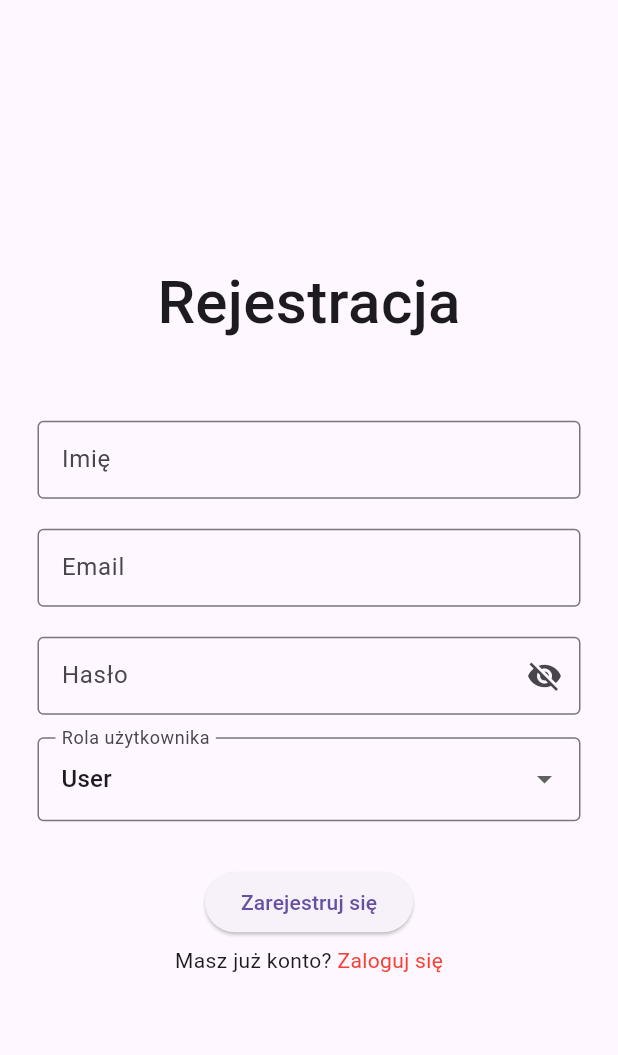
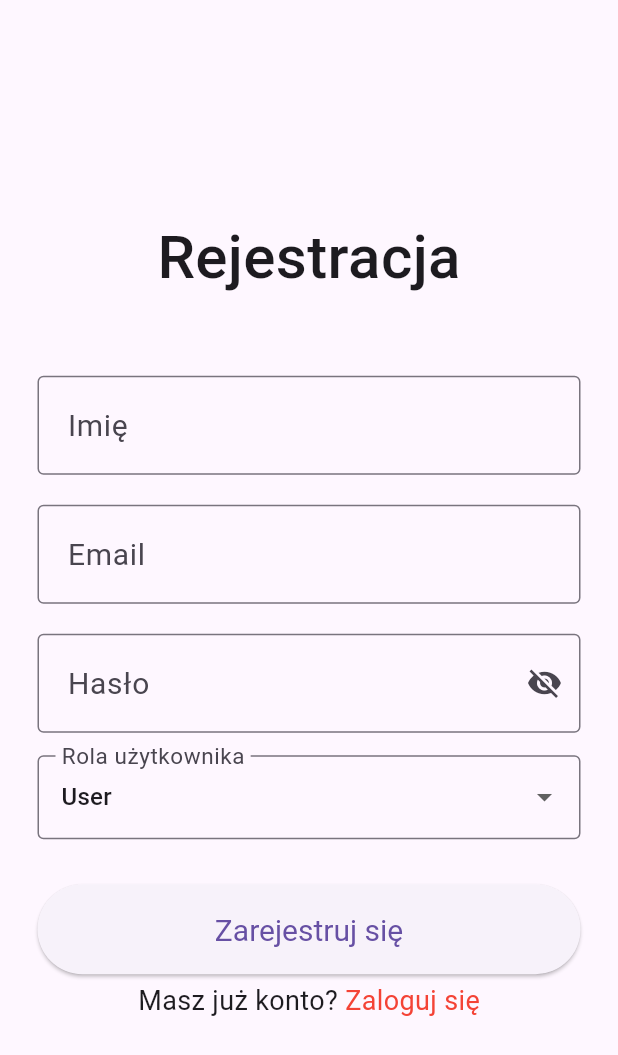
Before and after one commit to 14Jano/SeniorCare, a Flutter app: the LoginScreen screen opened directly, after a tap on "Zarejestruj się", on a phone screen of 412 x 824 dp. Shown: the top 1055 px of the screen. Run offline on Flutter 3.47's test engine with Material 3 defaults, Android fonts, the phone set to English and light mode, and no system bars; our stand-ins replace cloud_firestore, firebase_auth, firebase_core, shared_preferences, smooth_page_indicator; accounts and stored records are empty; generated files the repository leaves out were written again; network calls fail.

```diff
--- a/lib/pages/auth/login_page.dart
+++ b/lib/pages/auth/login_page.dart
@@ -41,21 +41,23 @@ class _LoginScreenState extends State<LoginScreen> {
                 style: TextStyle(fontSize: 40, fontWeight: FontWeight.w500)),
             const SizedBox(height: 50),
             TextField(
+              style: const TextStyle(fontSize: 20),
               decoration: InputDecoration(
                 hintText: "Wprowadź email",
                 labelText: "Email",
                 border: const OutlineInputBorder(),
-                contentPadding: const EdgeInsets.symmetric(horizontal: 12, vertical: 14),
+                contentPadding: const EdgeInsets.symmetric(horizontal: 16, vertical: 18),
               ),
               controller: _email,
             ),
             const SizedBox(height: 20),
             TextField(
+              style: const TextStyle(fontSize: 20),
               decoration: InputDecoration(
                 hintText: "Wprowadź hasło",
                 labelText: "Hasło",
                 border: const OutlineInputBorder(),
-                contentPadding: const EdgeInsets.symmetric(horizontal: 12, vertical: 14),
+                contentPadding: const EdgeInsets.symmetric(horizontal: 16, vertical: 18),
               ),
               obscureText: isPasswordHidden,
               controller: _password,
@@ -84,17 +86,12 @@ class _LoginScreenState extends State<LoginScreen> {
             isLoading ? const Center(child: CircularProgressIndicator(),):
             const SizedBox(height: 30),
             TextButton(
+              style: ElevatedButton.styleFrom(
+              minimumSize: const Size(double.infinity, 60),
+              textStyle: const TextStyle(fontSize: 20),
+              ),
+              onPressed: _login,
               child: const Text("Zaloguj się"),
-              onPressed: _login,
-            ),
-            Row(
-              mainAxisAlignment: MainAxisAlignment.center,
-              children: [
-                SquareTile(
-                  imagePath: 'assets/google.png',
-                  onTap: () => AuthService().signInWithGoogle(),
-                ),
-              ],
             ),
             const SizedBox(height: 5),
             Row(mainAxisAlignment: MainAxisAlignment.center, children: [
--- a/lib/pages/auth/signin_page.dart
+++ b/lib/pages/auth/signin_page.dart
@@ -73,31 +73,34 @@ class _SignInPageState extends State<SignInPage> {
               height: 50,
             ),
             TextField(
+              style: const TextStyle(fontSize: 20),
               decoration: InputDecoration(
                 hintText: "Wprowadź imię",
                 labelText: "Imię",
                 border: const OutlineInputBorder(),
-                contentPadding: const EdgeInsets.symmetric(horizontal: 12, vertical: 14),
+                contentPadding: const EdgeInsets.symmetric(horizontal: 16, vertical: 18),
               ),
               controller: _name,
             ),
             const SizedBox(height: 20),
             TextField(
+              style: const TextStyle(fontSize: 20),
               decoration: InputDecoration(
                 hintText: "Wprowadź email",
                 labelText: "Email",
                 border: const OutlineInputBorder(),
-                contentPadding: const EdgeInsets.symmetric(horizontal: 12, vertical: 14),
+                contentPadding: const EdgeInsets.symmetric(horizontal: 16, vertical: 18),
               ),
               controller: _email,
             ),
             const SizedBox(height: 20),
             TextField(
+              style: const TextStyle(fontSize: 20),
               decoration: InputDecoration(
                 hintText: "Wprowadź hasło",
                 labelText: "Hasło",
                 border: const OutlineInputBorder(),
-                contentPadding: const EdgeInsets.symmetric(horizontal: 12, vertical: 14),
+                contentPadding: const EdgeInsets.symmetric(horizontal: 16, vertical: 18),
                 suffixIcon: IconButton(
                   onPressed: (){
                     setState(() {
@@ -132,6 +135,10 @@ class _SignInPageState extends State<SignInPage> {
             _isLoading ? const Center(child: CircularProgressIndicator(),):
             const SizedBox(height: 30),
             ElevatedButton(
+              style: ElevatedButton.styleFrom(
+              minimumSize: const Size(double.infinity, 60),
+              textStyle: const TextStyle(fontSize: 20),
+              ),
               onPressed: _signup,
               child: const Text("Zarejestruj się"),
             ),
```
Also changed, not shown: lib/main.dart (+10 -2 lines), lib/pages/auth/auth_service.dart (+0 -41 lines), lib/pages/home_page.dart (+26 -6 lines), pubspec.lock.
